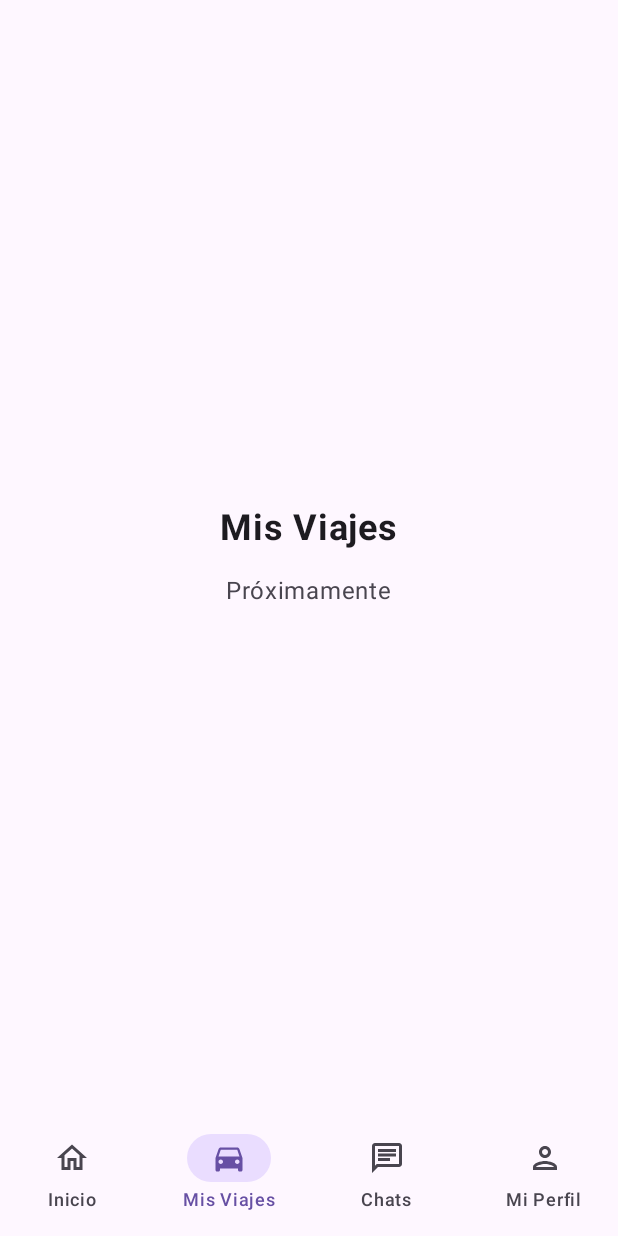
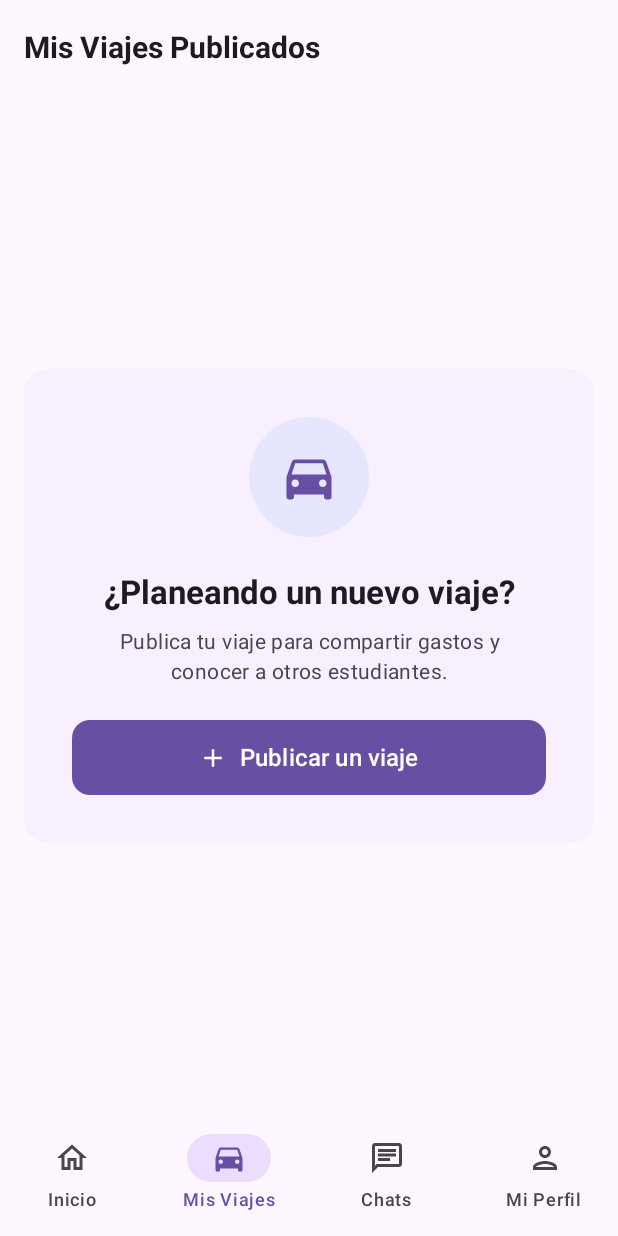
Before and after one commit to DaviddelaRosa15/UniRides, an Android app built with Jetpack Compose: the MainScreen screen opened through its navigation route, item 2 of the bottom bar chosen, on a phone screen of 412 x 824 dp. Run offline under Robolectric (Android 15) with nearby library versions, the phone set to English and light mode, and no system bars; our stand-ins replace Dagger/Hilt's generated code, Firebase (no records; nobody signed in at launch, a user with empty details on screens opened directly); 2 statements that could not run were skipped.

Commit message:
Add 'Mis Viajes' published offers feature
Implements the 'Mis Viajes' screen to display published offers for the current user. Adds OfferRepository, GetPublishedOffersUseCase, MyTripsViewModel, MyTripsState, and UI components for listing, viewing, and publishing offers. Updates navigation to show the new screen. Includes Firestore index documentation required for queries.

```diff
--- /dev/null
+++ b/app/src/main/java/com/ddl/unirides/domain/usecase/offer/GetPublishedOffersUseCase.kt
@@ -0,0 +1,14 @@
+package com.ddl.unirides.domain.usecase.offer
+
+import com.ddl.unirides.data.model.Offer
+import com.ddl.unirides.data.repository.OfferRepository
+import kotlinx.coroutines.flow.Flow
+import javax.inject.Inject
+
+class GetPublishedOffersUseCase @Inject constructor(
+    private val offerRepository: OfferRepository
+) {
+    operator fun invoke(userId: String): Flow<Result<List<Offer>>> {
+        return offerRepository.getPublishedOffersFlow(userId)
+    }
+}
--- /dev/null
+++ b/app/src/main/java/com/ddl/unirides/ui/mytrips/MyTripsScreen.kt
@@ -0,0 +1,107 @@
+package com.ddl.unirides.ui.mytrips
+
+import androidx.compose.foundation.layout.Box
+import androidx.compose.foundation.layout.fillMaxSize
+import androidx.compose.foundation.layout.padding
+import androidx.compose.material3.CircularProgressIndicator
+import androidx.compose.material3.ExperimentalMaterial3Api
+import androidx.compose.material3.MaterialTheme
+import androidx.compose.material3.Scaffold
+import androidx.compose.material3.Text
+import androidx.compose.material3.TopAppBar
+import androidx.compose.material3.TopAppBarDefaults
+import androidx.compose.runtime.Composable
+import androidx.compose.runtime.collectAsState
+import androidx.compose.runtime.getValue
+import androidx.compose.ui.Alignment
+import androidx.compose.ui.Modifier
+import androidx.compose.ui.text.font.FontWeight
+import androidx.compose.ui.unit.dp
+import androidx.compose.ui.unit.sp
+import androidx.hilt.navigation.compose.hiltViewModel
+import com.ddl.unirides.ui.mytrips.components.OfferList
+import com.ddl.unirides.ui.mytrips.components.PublishOfferCard
+
+@OptIn(ExperimentalMaterial3Api::class)
+@Composable
+fun MyTripsScreen(
+    onOfferClick: (String) -> Unit,
+    onPublishClick: () -> Unit,
+    viewModel: MyTripsViewModel = hiltViewModel()
+) {
+    val uiState by viewModel.uiState.collectAsState()
+
+    Scaffold(
+        topBar = {
+            TopAppBar(
+                title = {
+                    Text(
+                        text = "Mis Viajes Publicados",
+                        fontSize = 20.sp,
+                        fontWeight = FontWeight.Bold,
+                        color = MaterialTheme.colorScheme.onSurface
+                    )
+                },
+                colors = TopAppBarDefaults.topAppBarColors(
+                    containerColor = MaterialTheme.colorScheme.background
+                )
+            )
+        },
+        containerColor = MaterialTheme.colorScheme.background
+    ) { paddingValues ->
+        Box(
+            modifier = Modifier
+                .fillMaxSize()
+                .padding(paddingValues)
+        ) {
+            when {
+                uiState.isLoading -> {
+                    // Estado de carga
+                    Box(
+                        modifier = Modifier.fillMaxSize(),
+                        contentAlignment = Alignment.Center
+                    ) {
+                        CircularProgressIndicator(
+                            color = MaterialTheme.colorScheme.primary
+                        )
+                    }
+                }
+
+                uiState.error != null -> {
+                    // Estado de error
+                    Box(
+                        modifier = Modifier.fillMaxSize(),
+                        contentAlignment = Alignment.Center
+                    ) {
+                        Text(
+                            text = uiState.error ?: "Error desconocido",
+                            color = MaterialTheme.colorScheme.error,
+                            style = MaterialTheme.typography.bodyMedium
+                        )
+                    }
+                }
+
+                uiState.offers.isEmpty() -> {
+                    // Estado vacío - mostrar solo el CTA
+                    Box(
+                        modifier = Modifier
+                            .fillMaxSize()
+                            .padding(horizontal = 16.dp),
+                        contentAlignment = Alignment.Center
+                    ) {
+                        PublishOfferCard(onPublishClick = onPublishClick)
+                    }
+                }
+
+                else -> {
+                    // Lista de ofertas
+                    OfferList(
+                        offers = uiState.offers,
+                        onOfferClick = { offer -> onOfferClick(offer.id) },
+                        onPublishClick = onPublishClick
+                    )
+                }
+            }
+        }
+    }
+}
--- /dev/null
+++ b/app/src/main/java/com/ddl/unirides/ui/mytrips/MyTripsState.kt
@@ -0,0 +1,9 @@
+package com.ddl.unirides.ui.mytrips
+
+import com.ddl.unirides.data.model.Offer
+
+data class MyTripsState(
+    val offers: List<Offer> = emptyList(),
+    val isLoading: Boolean = true,
+    val error: String? = null
+)
--- /dev/null
+++ b/app/src/main/java/com/ddl/unirides/ui/mytrips/MyTripsViewModel.kt
@@ -0,0 +1,63 @@
+package com.ddl.unirides.ui.mytrips
+
+import androidx.lifecycle.ViewModel
+import androidx.lifecycle.viewModelScope
+import com.ddl.unirides.data.repository.UserRepository
+import com.ddl.unirides.domain.usecase.offer.GetPublishedOffersUseCase
+import dagger.hilt.android.lifecycle.HiltViewModel
+import kotlinx.coroutines.flow.MutableStateFlow
+import kotlinx.coroutines.flow.StateFlow
+import kotlinx.coroutines.flow.asStateFlow
+import kotlinx.coroutines.launch
+import javax.inject.Inject
+
+@HiltViewModel
+class MyTripsViewModel @Inject constructor(
+    private val getPublishedOffersUseCase: GetPublishedOffersUseCase,
+    private val userRepository: UserRepository
+) : ViewModel() {
+
+    private val _uiState = MutableStateFlow(MyTripsState())
+    val uiState: StateFlow<MyTripsState> = _uiState.asStateFlow()
+
+    init {
+        loadPublishedOffers()
+    }
+
+    private fun loadPublishedOffers() {
+        val userId = userRepository.getCurrentUserId()
+        if (userId == null) {
+            _uiState.value = _uiState.value.copy(
+                isLoading = false,
+                error = "Usuario no autenticado"
+            )
+            return
+        }
+
+        viewModelScope.launch {
+            _uiState.value = _uiState.value.copy(isLoading = true, error = null)
+
+            getPublishedOffersUseCase(userId).collect { result ->
+                result.fold(
+                    onSuccess = { offers ->
+                        _uiState.value = _uiState.value.copy(
+                            offers = offers,
+                            isLoading = false,
+                            error = null
+                        )
+                    },
+                    onFailure = { exception ->
+                        _uiState.value = _uiState.value.copy(
+                            isLoading = false,
+                            error = exception.message ?: "Error al cargar ofertas"
+                        )
+                    }
+                )
+            }
+        }
+    }
+
+    fun refresh() {
+        loadPublishedOffers()
+    }
+}
--- /dev/null
+++ b/app/src/main/java/com/ddl/unirides/ui/mytrips/components/PublishOfferCard.kt
@@ -0,0 +1,127 @@
+package com.ddl.unirides.ui.mytrips.components
+
+import androidx.compose.foundation.Canvas
+import androidx.compose.foundation.layout.Arrangement
+import androidx.compose.foundation.layout.Box
+import androidx.compose.foundation.layout.Column
+import androidx.compose.foundation.layout.Spacer
+import androidx.compose.foundation.layout.fillMaxWidth
+import androidx.compose.foundation.layout.height
+import androidx.compose.foundation.layout.padding
+import androidx.compose.foundation.layout.size
+import androidx.compose.foundation.shape.RoundedCornerShape
+import androidx.compose.material.icons.Icons
+import androidx.compose.material.icons.filled.Add
+import androidx.compose.material.icons.filled.DirectionsCar
+import androidx.compose.material3.Button
+import androidx.compose.material3.ButtonDefaults
+import androidx.compose.material3.Card
+import androidx.compose.material3.CardDefaults
+import androidx.compose.material3.Icon
+import androidx.compose.material3.MaterialTheme
+import androidx.compose.material3.Text
+import androidx.compose.runtime.Composable
+import androidx.compose.ui.Alignment
+import androidx.compose.ui.Modifier
+import androidx.compose.ui.text.font.FontWeight
+import androidx.compose.ui.text.style.TextAlign
+import androidx.compose.ui.unit.dp
+import androidx.compose.ui.unit.sp
+
+@Composable
+fun PublishOfferCard(
+    onPublishClick: () -> Unit,
+    modifier: Modifier = Modifier
+) {
+    Card(
+        modifier = modifier
+            .fillMaxWidth()
+            .padding(vertical = 16.dp),
+        shape = RoundedCornerShape(16.dp),
+        colors = CardDefaults.cardColors(
+            containerColor = MaterialTheme.colorScheme.primaryContainer.copy(alpha = 0.3f)
+        ),
+        elevation = CardDefaults.cardElevation(
+            defaultElevation = 0.dp
+        )
+    ) {
+        Column(
+            modifier = Modifier
+                .fillMaxWidth()
+                .padding(32.dp),
+            horizontalAlignment = Alignment.CenterHorizontally,
+            verticalArrangement = Arrangement.Center
+        ) {
+            // Icono con fondo circular
+            Box(
+                contentAlignment = Alignment.Center,
+                modifier = Modifier.size(80.dp)
+            ) {
+                Canvas(
+                    modifier = Modifier.size(80.dp)
+                ) {
+                    drawCircle(
+                        color = androidx.compose.ui.graphics.Color(0xFF4285F4).copy(alpha = 0.1f)
+                    )
+                }
+
+                Icon(
+                    imageVector = Icons.Default.DirectionsCar,
+                    contentDescription = null,
+                    tint = MaterialTheme.colorScheme.primary,
+                    modifier = Modifier.size(40.dp)
+                )
+            }
+
+            Spacer(modifier = Modifier.height(24.dp))
+
+            // Título
+            Text(
+                text = "¿Planeando un nuevo viaje?",
+                style = MaterialTheme.typography.titleLarge,
+                fontWeight = FontWeight.Bold,
+                color = MaterialTheme.colorScheme.onSurface,
+                textAlign = TextAlign.Center,
+                fontSize = 22.sp
+            )
+
+            Spacer(modifier = Modifier.height(12.dp))
+
+            // Descripción
+            Text(
+                text = "Publica tu viaje para compartir gastos y\nconocer a otros estudiantes.",
+                style = MaterialTheme.typography.bodyMedium,
+                color = MaterialTheme.colorScheme.onSurfaceVariant,
+                textAlign = TextAlign.Center,
+                fontSize = 14.sp,
+                lineHeight = 20.sp
+            )
+
+            Spacer(modifier = Modifier.height(24.dp))
+
+            // Botón
+            Button(
+                onClick = onPublishClick,
+                modifier = Modifier
+                    .fillMaxWidth()
+                    .height(50.dp),
+                shape = RoundedCornerShape(12.dp),
+                colors = ButtonDefaults.buttonColors(
+                    containerColor = MaterialTheme.colorScheme.primary
+                )
+            ) {
+                Icon(
+                    imageVector = Icons.Default.Add,
+                    contentDescription = null,
+                    modifier = Modifier.size(20.dp)
+                )
+                Spacer(modifier = Modifier.size(8.dp))
+                Text(
+                    text = "Publicar un viaje",
+                    fontSize = 16.sp,
+                    fontWeight = FontWeight.SemiBold
+                )
+            }
+        }
+    }
+}
--- a/app/src/main/java/com/ddl/unirides/ui/navigation/MainScreen.kt
+++ b/app/src/main/java/com/ddl/unirides/ui/navigation/MainScreen.kt
@@ -24,6 +24,7 @@ import androidx.navigation.compose.composable
 import androidx.navigation.compose.currentBackStackEntryAsState
 import androidx.navigation.compose.rememberNavController
 import com.ddl.unirides.ui.common.BottomNavigationBar
+import com.ddl.unirides.ui.mytrips.MyTripsScreen
 import com.ddl.unirides.ui.profile.ProfileScreen
 
 @Composable
@@ -83,9 +84,13 @@ fun MainScreen(
             }
 
             composable(Screen.Search.route) {
-                // TODO: Implementar pantalla de búsqueda/mis viajes
-                PlaceholderScreenContent(
-                    screenName = "Mis Viajes"
+                MyTripsScreen(
+                    onOfferClick = { offerId ->
+                        // TODO: Navegar a detalle de oferta
+                    },
+                    onPublishClick = {
+                        // TODO: Navegar a formulario de crear oferta
+                    }
                 )
             }
 
```
Also changed, not shown: app/src/main/java/com/ddl/unirides/data/repository/OfferRepository.kt (added, +115 -0 lines), app/src/main/java/com/ddl/unirides/ui/mytrips/components/OfferCard.kt (added, +216 -0 lines), app/src/main/java/com/ddl/unirides/ui/mytrips/components/OfferList.kt (added, +41 -0 lines), 1 other file.
